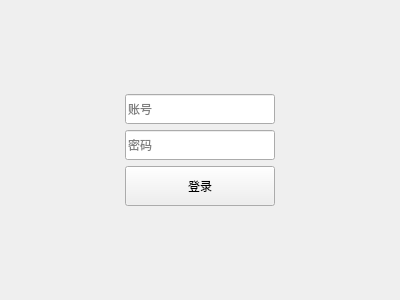
Qt form assets/ui/user_page.ui (chordfish-k/MicroDoc_test) before a commit.
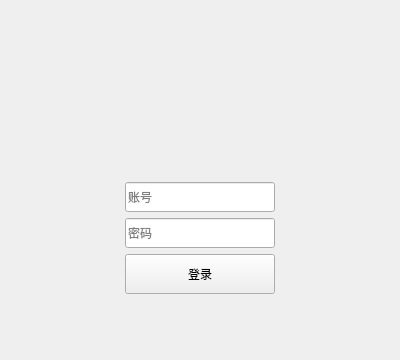
The same form after that commit.

```diff
--- a/assets/ui/user_page.ui
+++ b/assets/ui/user_page.ui
@@ -7,7 +7,7 @@
     <x>0</x>
     <y>0</y>
     <width>400</width>
-    <height>300</height>
+    <height>360</height>
    </rect>
   </property>
   <property name="windowTitle">
@@ -62,6 +62,32 @@
           <property name="bottomMargin">
            <number>30</number>
           </property>
+          <item>
+           <layout class="QHBoxLayout" name="horizontalLayout">
+            <property name="bottomMargin">
+             <number>10</number>
+            </property>
+            <item>
+             <widget class="QLabel" name="img">
+              <property name="minimumSize">
+               <size>
+                <width>100</width>
+                <height>100</height>
+               </size>
+              </property>
+              <property name="maximumSize">
+               <size>
+                <width>100</width>
+                <height>100</height>
+               </size>
+              </property>
+              <property name="text">
+               <string/>
+              </property>
+             </widget>
+            </item>
+           </layout>
+          </item>
           <item>
            <widget class="QLineEdit" name="editAccount">
             <property name="minimumSize">
```
